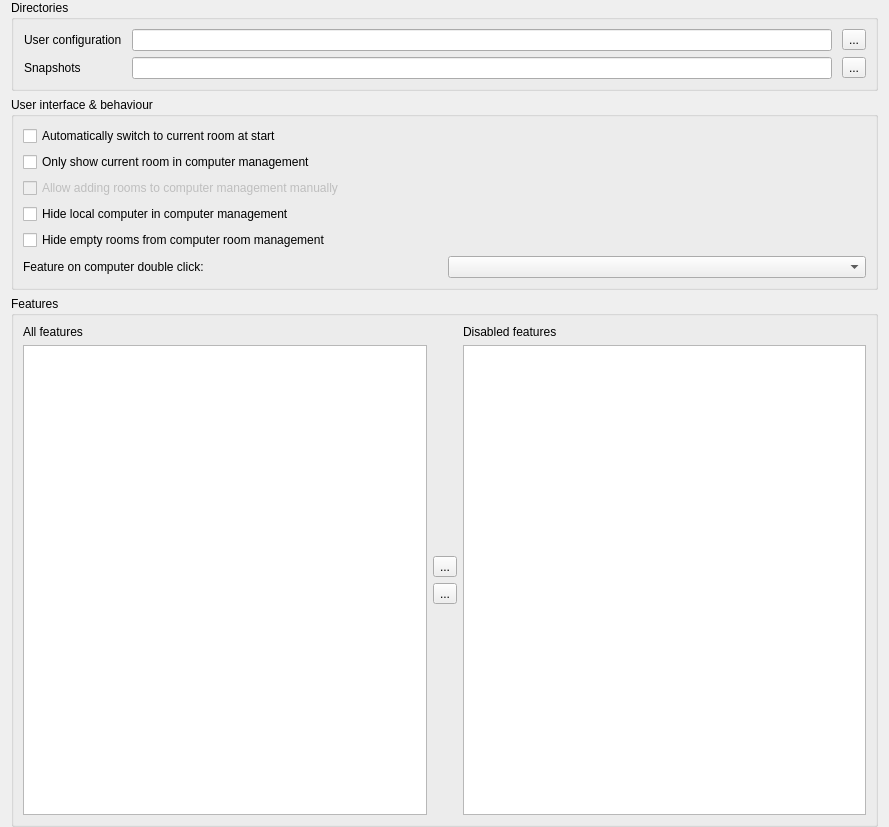
This is configurator/forms/MasterConfigurationPage.ui in veyon/veyon as Qt 5 draws it before an edit. The edited form follows.
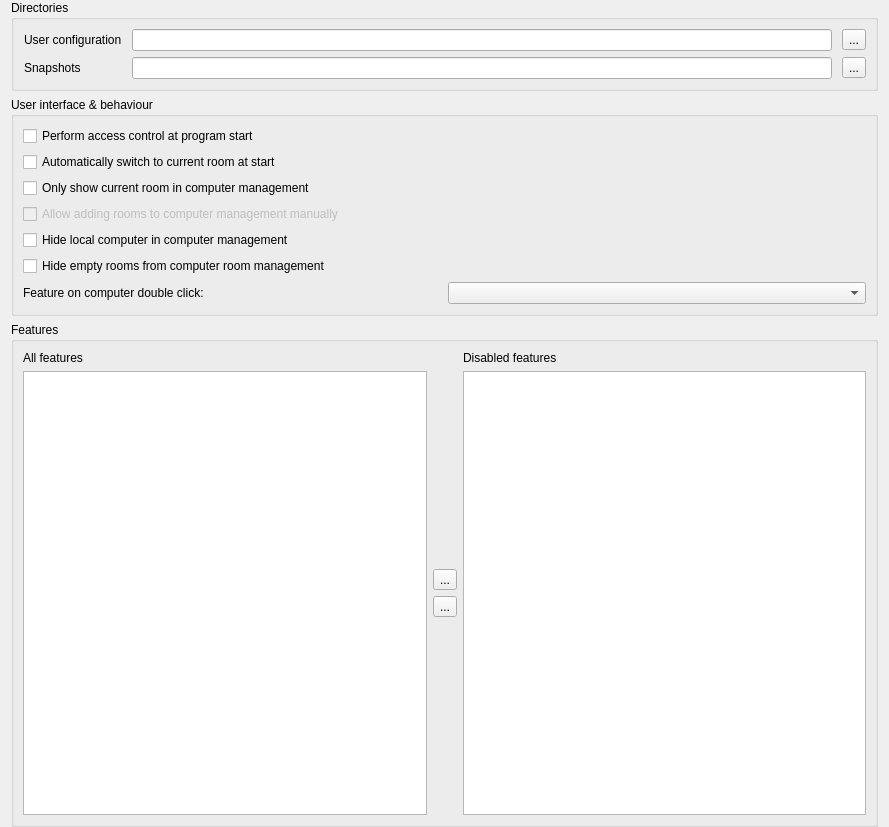
This is the edited form. Icons and pictures are not drawn.

Commit message: Configurator: MasterConfigurationPage: add option for master access control

Patch:
```diff
--- a/configurator/forms/MasterConfigurationPage.ui
+++ b/configurator/forms/MasterConfigurationPage.ui
@@ -83,24 +83,31 @@
       <string>User interface &amp;&amp; behaviour</string>
      </property>
      <layout class="QGridLayout" name="gridLayout">
-      <item row="1" column="0" colspan="2">
+      <item row="2" column="0" colspan="2">
        <widget class="QCheckBox" name="onlyCurrentRoomVisible">
         <property name="text">
          <string>Only show current room in computer management</string>
         </property>
        </widget>
       </item>
-      <item row="5" column="1">
+      <item row="6" column="0">
+       <widget class="QLabel" name="label_3">
+        <property name="text">
+         <string>Feature on computer double click:</string>
+        </property>
+       </widget>
+      </item>
+      <item row="6" column="1">
        <widget class="QComboBox" name="computerDoubleClickFeature"/>
       </item>
-      <item row="0" column="0" colspan="2">
-       <widget class="QCheckBox" name="autoSwitchToCurrentRoom">
+      <item row="5" column="0" colspan="2">
+       <widget class="QCheckBox" name="emptyRoomsHidden">
         <property name="text">
-         <string>Automatically switch to current room at start</string>
+         <string>Hide empty rooms from computer room management</string>
         </property>
        </widget>
       </item>
-      <item row="2" column="0" colspan="2">
+      <item row="3" column="0" colspan="2">
        <widget class="QCheckBox" name="manualRoomAdditionAllowed">
         <property name="enabled">
          <bool>false</bool>
@@ -110,24 +117,24 @@
         </property>
        </widget>
       </item>
-      <item row="3" column="0" colspan="2">
+      <item row="4" column="0" colspan="2">
        <widget class="QCheckBox" name="localComputerHidden">
         <property name="text">
          <string>Hide local computer in computer management</string>
         </property>
        </widget>
       </item>
-      <item row="5" column="0">
-       <widget class="QLabel" name="label_3">
+      <item row="1" column="0" colspan="2">
+       <widget class="QCheckBox" name="autoSwitchToCurrentRoom">
         <property name="text">
-         <string>Feature on computer double click:</string>
+         <string>Automatically switch to current room at start</string>
         </property>
        </widget>
       </item>
-      <item row="4" column="0" colspan="2">
-       <widget class="QCheckBox" name="emptyRoomsHidden">
+      <item row="0" column="0" colspan="2">
+       <widget class="QCheckBox" name="accessControlForMasterEnabled">
         <property name="text">
-         <string>Hide empty rooms from computer room management</string>
+         <string>Perform access control at program start</string>
         </property>
        </widget>
       </item>
```
Left out of the diff: 1 changed line with no effect on the pictures.
